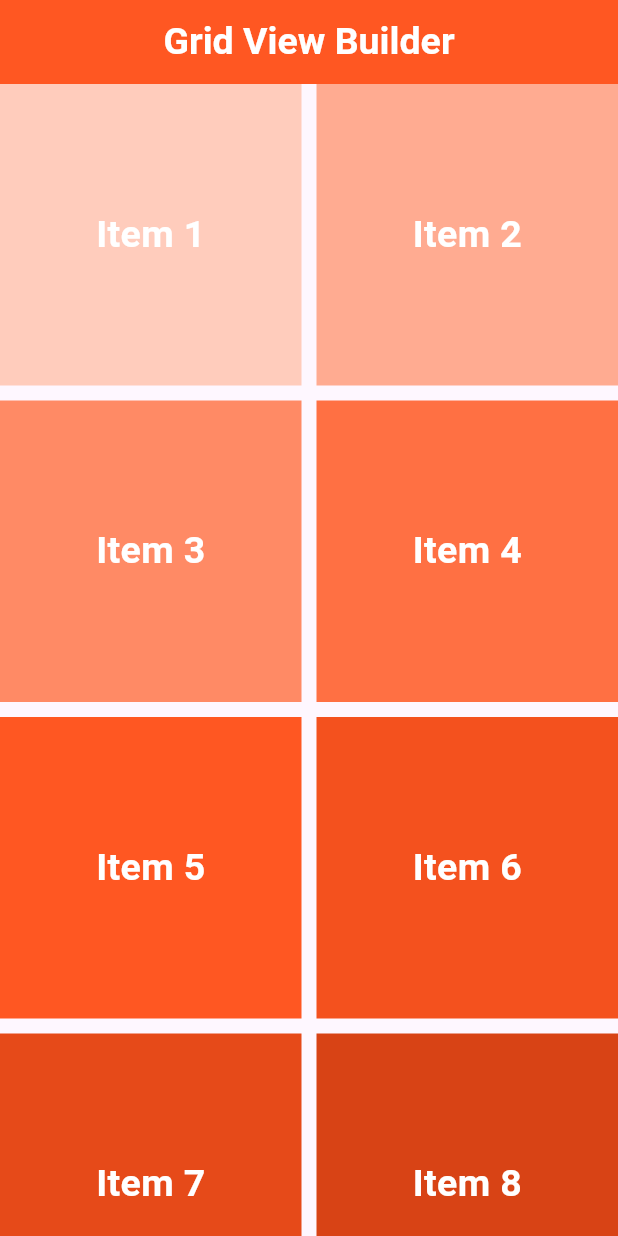
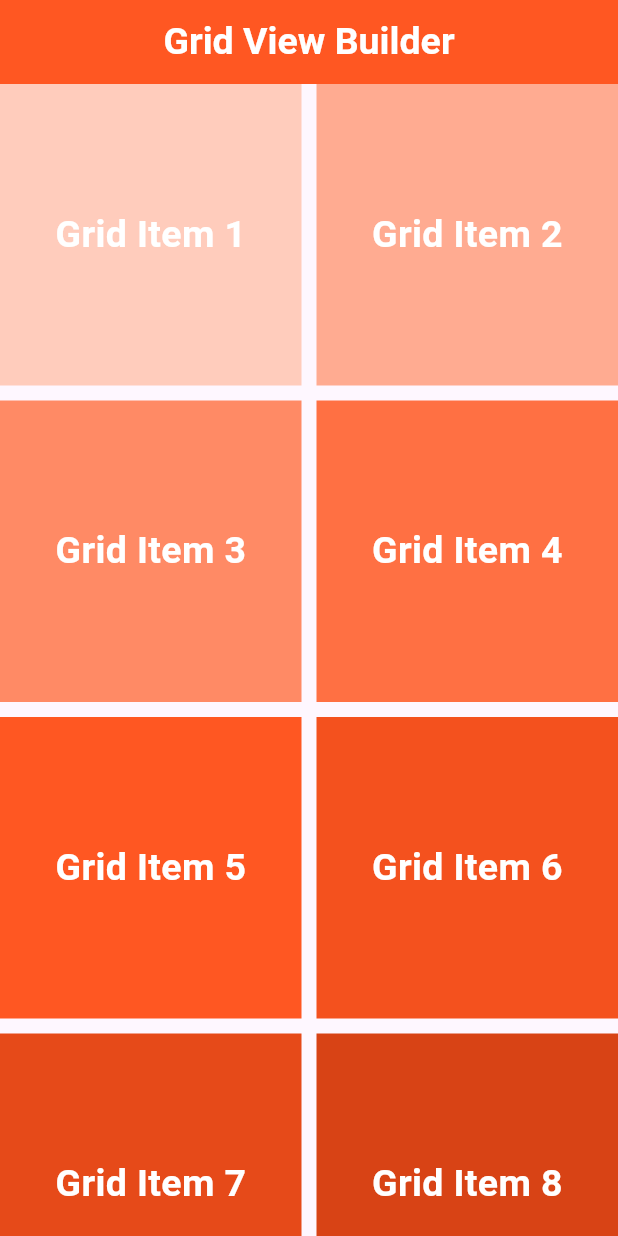
Before and after one commit to heyshahabuddin/school-management-system, a Flutter app: the screen it shows after launch, on a phone screen of 412 x 824 dp. Run offline on Flutter 3.47's test engine with Material 3 defaults, Android fonts, the phone set to English and light mode, and no system bars.

Commit message:
Updated grid view builder

```diff
--- a/lib/module11/class1/class_1.8_grid_view_builder.dart
+++ b/lib/module11/class1/class_1.8_grid_view_builder.dart
@@ -29,7 +29,7 @@ class GridViewBuilder extends StatelessWidget {
               //width: 200,
               color: Colors.deepOrange[100 * ((index % 8) + 1)],
               child: Center(
-                  child: Text("Item ${ index + 1 }",
+                  child: Text("Grid Item ${ index + 1 }",
                     style: TextStyle(
                       fontSize: 25,
                       fontWeight: FontWeight.bold,
```
